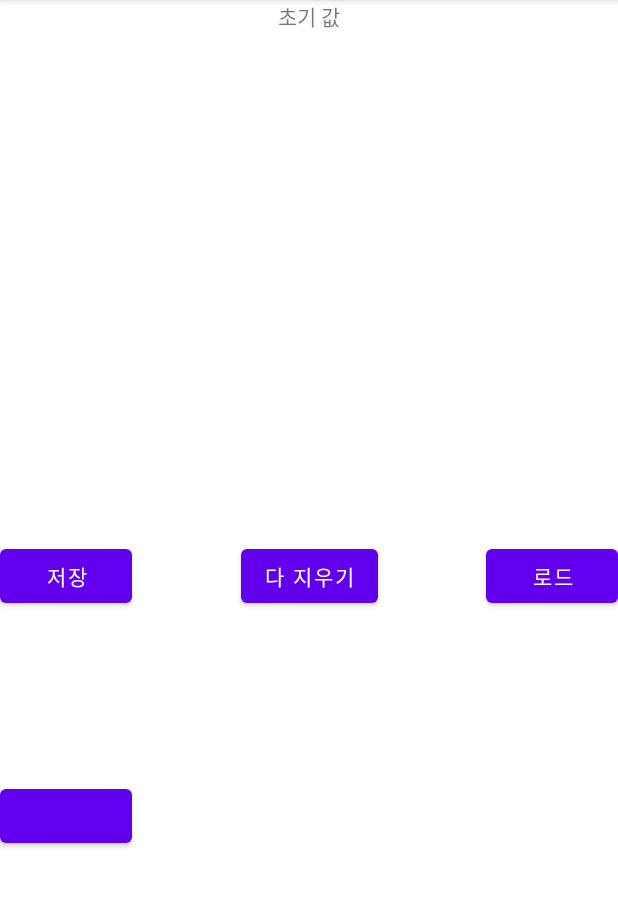
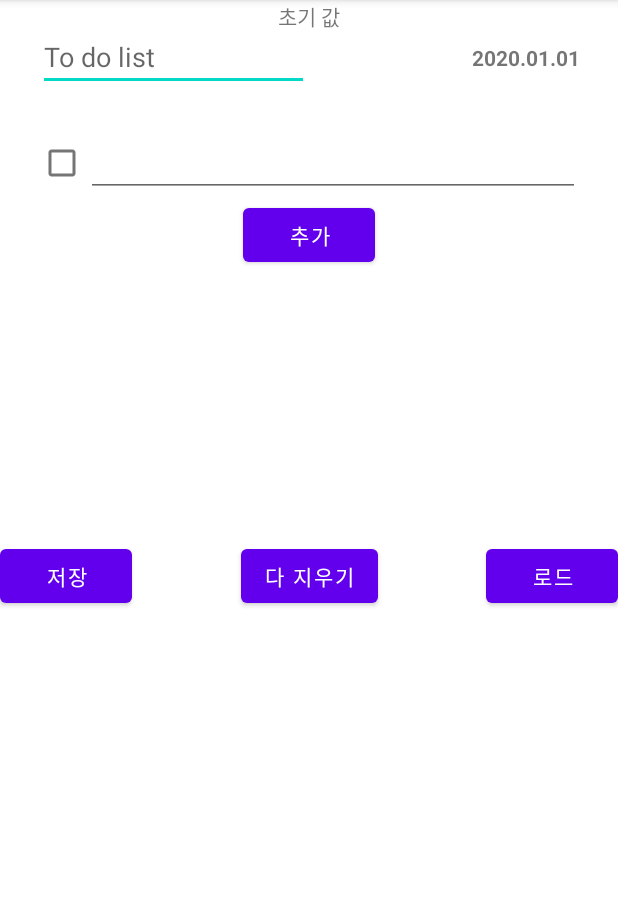
Before and after one commit to Moony-H/RouTeen, an Android app: the screen it shows after launch (MainActivity), on a phone screen of 412 x 824 dp, the part 84-991 px from its top. Run offline under Robolectric (Android 15) with nearby library versions, the phone set to English and light mode, and no system bars; our stand-ins replace Dagger/Hilt's generated code, Room's generated code.

Commit message:
TodoListView done

```diff
--- /dev/null
+++ b/app/src/main/java/com/moony/routeen/data/structure/basic/Pair.kt
@@ -0,0 +1,4 @@
+package com.moony.routeen.data.structure.basic
+
+data class Pair<T,U>(var first:T,var second:U) {
+}
--- a/app/src/main/java/com/moony/routeen/data/structure/memo/TodoListMemo.kt
+++ b/app/src/main/java/com/moony/routeen/data/structure/memo/TodoListMemo.kt
@@ -2,14 +2,21 @@ package com.moony.routeen.data.structure.memo
 
 import com.moony.routeen.data.MemoType
 import com.moony.routeen.data.structure.memo.Memo
+import com.moony.routeen.data.structure.basic.Pair
 
-class TodoListMemo: Memo() {
+class TodoListMemo(): Memo() {
+
 
     //밖에서 함부로 못건드리게
     private val _todoList= mutableListOf<Pair<Boolean,String>>()
     val todoList:List<Pair<Boolean,String>>
         get()=_todoList
 
+    constructor(defaultSize:Int) : this() {
+        for(i in 0 until defaultSize){
+            _todoList.add(Pair(false,""))
+        }
+    }
 
     init{
         super.memoType=MemoType.TodoListMemo
@@ -37,4 +44,8 @@ class TodoListMemo: Memo() {
         _todoList.add(positionIndex,temp)
     }
 
+    fun getSize():Int{
+        return _todoList.size
+    }
+
 }
--- a/app/src/main/java/com/moony/routeen/ui/activity/MainActivity.kt
+++ b/app/src/main/java/com/moony/routeen/ui/activity/MainActivity.kt
@@ -24,7 +24,7 @@ class MainActivity: AppCompatActivity(), View.OnClickListener{
         binding.load.setOnClickListener(this)
         binding.save.setOnClickListener(this)
         binding.deleteAll.setOnClickListener(this)
-        binding.testList.setOnClickListener(this)
+
         viewModel.allMemos.observe(this){
 
 
@@ -44,9 +44,7 @@ class MainActivity: AppCompatActivity(), View.OnClickListener{
             binding.deleteAll->{
                 viewModel.deleteAllMemoData()
             }
-            binding.testList->{
-                binding.testlist.addEmptyTodoListComponent()
-            }
+
         }
     }
 }
--- a/app/src/main/java/com/moony/routeen/ui/view/memo/TodoListMemoView.kt
+++ b/app/src/main/java/com/moony/routeen/ui/view/memo/TodoListMemoView.kt
@@ -2,30 +2,42 @@ package com.moony.routeen.ui.view.memo
 
 import android.content.Context
 import android.util.AttributeSet
+import android.view.LayoutInflater
 import android.view.ViewGroup
 import androidx.constraintlayout.widget.ConstraintLayout
+import androidx.recyclerview.widget.LinearLayoutManager
+import com.moony.routeen.data.structure.basic.Pair
 import com.moony.routeen.data.structure.memo.TodoListMemo
+import com.moony.routeen.databinding.SourceTodoListMemoBinding
 import com.moony.routeen.ui.view.other.CheckTextView
 
 class TodoListMemoView:MemoView {
-    var todoListMemo=TodoListMemo()
-    constructor(context: Context):super(context){
 
-    }
-    constructor(context: Context,attrs:AttributeSet):super(context, attrs){
+    var todoListMemo=TodoListMemo(1)
+    private lateinit var binding:SourceTodoListMemoBinding
+    private lateinit var adapter: TodoListMemoViewAdapter
+    constructor(context: Context):super(context)
+    constructor(context: Context,attrs:AttributeSet):super(context, attrs)
+    constructor(context: Context,attrs:AttributeSet,todoListMemo: TodoListMemo):super(context, attrs){
+        this.todoListMemo=todoListMemo
 
     }
 
-    fun addEmptyTodoListComponent(){
-        todoListMemo.addTodoList(Pair(false , ""))
-        val checkTextView=CheckTextView(this.context)
-        val layoutParams=LayoutParams(LayoutParams.MATCH_PARENT,ViewGroup.LayoutParams.WRAP_CONTENT)
-        layoutParams.leftToLeft=LayoutParams.PARENT_ID
-        layoutParams.rightToRight=LayoutParams.PARENT_ID
-        checkTextView.layoutParams=layoutParams
-        this.addView(checkTextView)
+    override fun onFinishInflate() {
+        super.onFinishInflate()
+        initView()
+    }
+    private fun initView(){
+        binding=
+            SourceTodoListMemoBinding.inflate(
+                context.getSystemService(Context.LAYOUT_INFLATER_SERVICE) as LayoutInflater,
+                this
+            )
+        SourceTodoListMemoBinding.bind(this)
+        adapter=TodoListMemoViewAdapter(todoListMemo)
+        binding.sourceTodoListRecyclerView.layoutManager=LinearLayoutManager(context)
+        binding.sourceTodoListRecyclerView.adapter=adapter
+        binding.sourceTodoListTitleEditText.setText(todoListMemo.title)
     }
 
-
-
 }
--- /dev/null
+++ b/app/src/main/java/com/moony/routeen/ui/view/memo/TodoListMemoViewAdapter.kt
@@ -0,0 +1,69 @@
+package com.moony.routeen.ui.view.memo
+
+import android.util.Log
+import android.view.LayoutInflater
+import android.view.ViewGroup
+import androidx.recyclerview.widget.RecyclerView
+import com.moony.routeen.R
+import com.moony.routeen.ui.view.other.CheckTextView
+import com.moony.routeen.data.structure.basic.Pair
+import com.moony.routeen.data.structure.memo.TodoListMemo
+import com.moony.routeen.databinding.SourceRecyclerviewAddButtonBinding
+import java.lang.IllegalArgumentException
+
+class TodoListMemoViewAdapter(private val list: TodoListMemo): RecyclerView.Adapter<RecyclerView.ViewHolder>() {
+
+
+    override fun getItemViewType(position: Int): Int {
+        return if(position!=list.getSize()) R.layout.source_custom_check_text_item else R.layout.source_recyclerview_add_button
+    }
+    override fun onCreateViewHolder(parent: ViewGroup, viewType: Int): RecyclerView.ViewHolder {
+        return when(viewType){
+            R.layout.source_custom_check_text_item->{
+                Log.d("test","create check")
+                CheckViewHolder(CheckTextView(parent.context))
+            }
+            R.layout.source_recyclerview_add_button->{
+                AddViewHolder(SourceRecyclerviewAddButtonBinding.inflate(LayoutInflater.from(parent.context),parent,false)){
+                    list.addTodoList(Pair(false,""))
+                    this.notifyItemInserted(list.getSize()-1)
+                    Log.d("test","create add")
+                }
+            }
+            else-> throw IllegalArgumentException("TodoListMemoViewAdapter unknown view type")
+        }
+    }
+
+    override fun onBindViewHolder(holder: RecyclerView.ViewHolder, position: Int) {
+        when(getItemViewType(position)){
+            R.layout.source_custom_check_text_item->{
+                val view=holder as CheckViewHolder
+                view.bind(list.todoList[position])
+            }
+            R.layout.source_recyclerview_add_button->{
+                val view=holder as AddViewHolder
+                view.bind()
+            }
+        }
+    }
+
+
+    override fun getItemCount(): Int {
+        return list.getSize()+1
+    }
+
+    class CheckViewHolder(private val view:CheckTextView): RecyclerView.ViewHolder(view) {
+        fun bind(item:Pair<Boolean,String>){
+            view.setText(item.second)
+            view.setCheckState(item.first)
+        }
+    }
+    class AddViewHolder(private val binding:SourceRecyclerviewAddButtonBinding,private val onClick:()->Unit):RecyclerView.ViewHolder(binding.root){
+        fun bind(){
+            binding.sourceRecyclerviewAddButton.setOnClickListener {
+                onClick()
+            }
+        }
+    }
+
+}
--- a/app/src/main/java/com/moony/routeen/ui/view/other/CheckTextView.kt
+++ b/app/src/main/java/com/moony/routeen/ui/view/other/CheckTextView.kt
@@ -1,17 +1,21 @@
 package com.moony.routeen.ui.view.other
 
 import android.content.Context
+import android.text.Editable
+import android.text.TextWatcher
 import android.util.AttributeSet
 import android.view.LayoutInflater
 import android.widget.CheckBox
 import android.widget.EditText
 import androidx.constraintlayout.widget.ConstraintLayout
+import com.moony.routeen.data.structure.basic.Pair
 import com.moony.routeen.databinding.SourceCustomCheckTextItemBinding
 
 class CheckTextView:ConstraintLayout {
     private lateinit var binding: SourceCustomCheckTextItemBinding
     private lateinit var checkBox:CheckBox
     private lateinit var editText:EditText
+    private val viewState=Pair(false,"")
     constructor(context: Context) : super(context) {
         initView()
     }
@@ -27,9 +31,20 @@ class CheckTextView:ConstraintLayout {
                 this,
             )
         SourceCustomCheckTextItemBinding.bind(this)
-
+        val layoutParams=LayoutParams(LayoutParams.MATCH_PARENT,LayoutParams.WRAP_CONTENT)
+        this.layoutParams=layoutParams
         checkBox=binding.sourceCustomCheckbox
         editText=binding.sourceCustomEdit
+        viewState.first=checkBox.isChecked
+        viewState.second=editText.text.toString()
+        editText.addTextChangedListener(object :TextWatcher{
+            override fun beforeTextChanged(p0: CharSequence?, p1: Int, p2: Int, p3: Int) {}
+            override fun onTextChanged(cs: CharSequence?, p1: Int, p2: Int, p3: Int) {
+                viewState.second=cs.toString()
+            }
+            override fun afterTextChanged(p0: Editable?) {}
+
+        })
     }
 
     fun getCheckState():Boolean{
@@ -38,13 +53,19 @@ class CheckTextView:ConstraintLayout {
 
     fun setCheckState(isChecked:Boolean){
         checkBox.isChecked=isChecked
+        viewState.first=isChecked
     }
 
     fun setText(text:String){
         editText.setText(text)
+        viewState.second=text
     }
 
     fun getText():String{
-        return editText.text.toString()
+        return viewState.second
+    }
+
+    fun getCheckTextViewState():Pair<Boolean,String>{
+        return viewState
     }
 }
--- a/app/src/main/res/layout/activity_main.xml
+++ b/app/src/main/res/layout/activity_main.xml
@@ -33,13 +33,6 @@
         app:layout_constraintRight_toLeftOf="@id/load"
         android:text="다 지우기"
         />
-    <Button
-        android:id="@+id/test_list"
-        android:layout_width="wrap_content"
-        android:layout_height="wrap_content"
-        app:layout_constraintLeft_toLeftOf="parent"
-        app:layout_constraintBottom_toTopOf="@id/testlist"
-        />
     <TextView
         android:id="@+id/main_text"
         android:layout_width="wrap_content"
@@ -50,11 +43,12 @@
         android:text="초기 값"
         />
     <com.moony.routeen.ui.view.memo.TodoListMemoView
-        android:id="@+id/testlist"
         android:layout_width="match_parent"
-        android:layout_height="200dp"
+        android:layout_height="match_parent"
         app:layout_constraintLeft_toLeftOf="parent"
+        app:layout_constraintRight_toRightOf="parent"
         app:layout_constraintBottom_toBottomOf="parent"
         />
 
+
 </androidx.constraintlayout.widget.ConstraintLayout>
--- /dev/null
+++ b/app/src/main/res/layout/source_recyclerview_add_button.xml
@@ -0,0 +1,16 @@
+<?xml version="1.0" encoding="utf-8"?>
+<androidx.constraintlayout.widget.ConstraintLayout xmlns:android="http://schemas.android.com/apk/res/android"
+    android:layout_width="match_parent"
+    android:layout_height="50dp"
+    xmlns:app="http://schemas.android.com/apk/res-auto">
+    <Button
+        android:id="@+id/source_recyclerview_add_button"
+        android:layout_width="wrap_content"
+        android:layout_height="wrap_content"
+        app:layout_constraintLeft_toLeftOf="parent"
+        app:layout_constraintRight_toRightOf="parent"
+        app:layout_constraintTop_toTopOf="parent"
+        app:layout_constraintBottom_toBottomOf="parent"
+        android:text="추가"
+        />
+</androidx.constraintlayout.widget.ConstraintLayout>
--- a/app/src/main/res/layout/source_todo_list_memo.xml
+++ b/app/src/main/res/layout/source_todo_list_memo.xml
@@ -1,5 +1,5 @@
 <?xml version="1.0" encoding="utf-8"?>
-<androidx.constraintlayout.widget.ConstraintLayout
+<merge
     xmlns:android="http://schemas.android.com/apk/res/android"
     android:layout_width="match_parent"
     android:layout_height="match_parent"
@@ -12,16 +12,39 @@
         app:layout_constraintGuide_percent="0.5"
         />
     <EditText
+        android:id="@+id/source_todo_list_title_edit_text"
         android:layout_width="0dp"
         android:layout_height="wrap_content"
-        android:hint="To do List"
+        android:hint="@string/todo_list_memo_title_hint"
         app:layout_constraintLeft_toLeftOf="parent"
         app:layout_constraintTop_toTopOf="parent"
         app:layout_constraintRight_toRightOf="@id/source_todo_list_middle_guid"
         android:layout_marginTop="@dimen/memo_title_edit_text_margin_top"
-        android:layout_marginLeft="@dimen/memo_title_edit_text_margin_left"
+        android:layout_marginStart="@dimen/memo_title_edit_text_margin_left"
+        android:autofillHints=""
+        android:inputType="" />
+    <TextView
+        android:id="@+id/source_todo_list_date_text_view"
+        android:layout_width="wrap_content"
+        android:layout_height="wrap_content"
+        app:layout_constraintTop_toTopOf="@id/source_todo_list_title_edit_text"
+        app:layout_constraintBottom_toBottomOf="@id/source_todo_list_title_edit_text"
+        app:layout_constraintRight_toRightOf="parent"
+        android:textStyle="bold"
+        android:text="2020.01.01"
+        android:layout_marginEnd="25dp"
+        />
+    <androidx.recyclerview.widget.RecyclerView
+        android:id="@+id/source_todo_list_recycler_view"
+        android:layout_width="0dp"
+        android:layout_height="0dp"
+        app:layout_constraintLeft_toLeftOf="parent"
+        app:layout_constraintRight_toRightOf="parent"
+        app:layout_constraintBottom_toBottomOf="parent"
+        app:layout_constraintTop_toBottomOf="@id/source_todo_list_title_edit_text"
+        android:layout_margin="25dp"
         />
 
 
 
-</androidx.constraintlayout.widget.ConstraintLayout>
+</merge>
```
